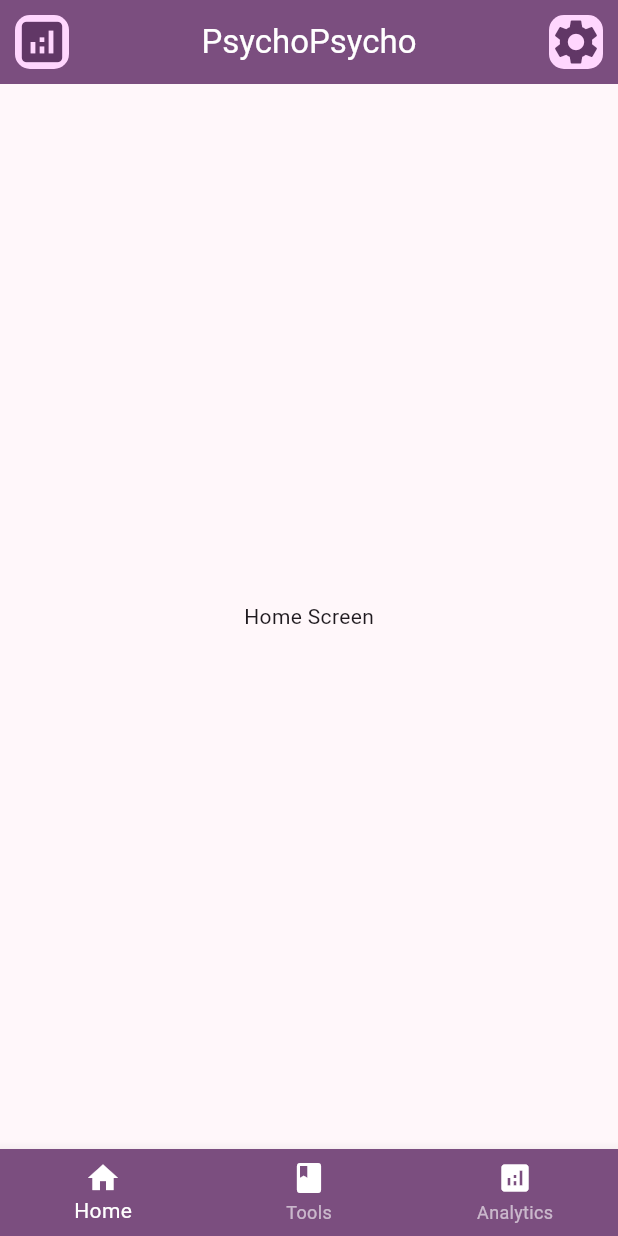
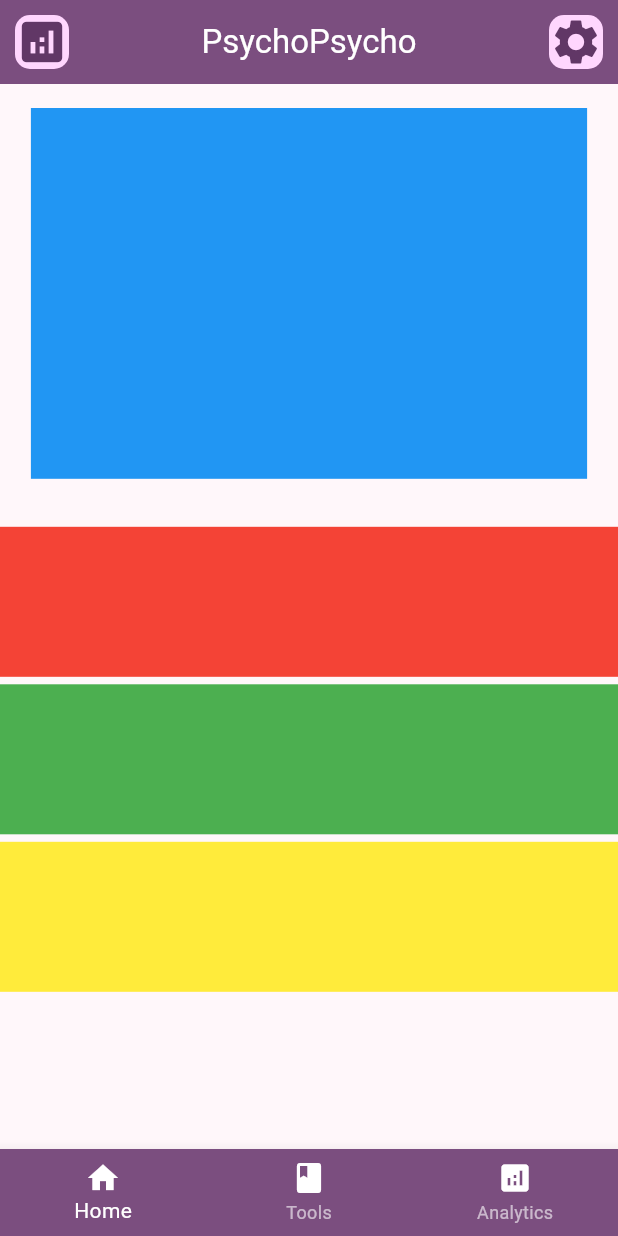
Before and after one commit to DotanElse/psycho-psycho, a Flutter app: the screen it shows after launch, on a phone screen of 412 x 824 dp. Run offline on Flutter 3.47's test engine with Material 2 defaults, Android fonts, the phone set to English and light mode, and no system bars.

Commit message:
Added basic home page and template pages

```diff
--- a/lib/pages/home_body.dart
+++ b/lib/pages/home_body.dart
@@ -1,11 +1,88 @@
 // home_screen.dart
 import 'package:flutter/material.dart';
+import 'package:psycho_psycho/pages/QuestionPage.dart';
+import 'package:psycho_psycho/pages/MathPage.dart';
+import 'package:psycho_psycho/pages/HebrewPage.dart';
+import 'package:psycho_psycho/pages/EnglishPage.dart';
 
 class HomeScreen extends StatelessWidget {
   @override
   Widget build(BuildContext context) {
-    return Center(
-      child: Text('Home Screen'),
+    return Column(
+      children: [
+        // Large container at the top (30% of screen height, 90% width with margin)
+        GestureDetector(
+          onTap: () {
+            // Navigate to the QuestionPage when the blue container is tapped
+            Navigator.push(
+              context,
+              MaterialPageRoute(builder: (context) => QuestionPage()),
+            );
+          },
+          child: Container(
+            margin: EdgeInsets.all(16.0), // Adjust the margin as needed
+            height: MediaQuery.of(context).size.height * 0.3,
+            width: MediaQuery.of(context).size.width * 0.9,
+            color: Colors.blue, // Set the color as needed
+            // Add your content inside the large container
+          ),
+        ),
+        SizedBox(height: 16.0), // Add some spacing between the large container and the smaller blocks
+        // Three smaller colored blocks
+        Expanded(
+          child: Column(
+            children: [
+              GestureDetector(
+                onTap: () {
+                  // Navigate to the MathPage when the red block is tapped
+                  Navigator.push(
+                    context,
+                    MaterialPageRoute(builder: (context) => MathPage()),
+                  );
+                },
+                child: ColoredBlock(color: Colors.red),
+              ),
+              SizedBox(height: 5,),
+              GestureDetector(
+                onTap: () {
+                  // Navigate to the HebrewPage when the green block is tapped
+                  Navigator.push(
+                    context,
+                    MaterialPageRoute(builder: (context) => HebrewPage()),
+                  );
+                },
+                child: ColoredBlock(color: Colors.green),
+              ),
+              SizedBox(height: 5,),
+              GestureDetector(
+                onTap: () {
+                  // Navigate to the EnglishPage when the yellow block is tapped
+                  Navigator.push(
+                    context,
+                    MaterialPageRoute(builder: (context) => EnglishPage()),
+                  );
+                },
+                child: ColoredBlock(color: Colors.yellow),
+              ),
+            ],
+          ),
+        ),
+      ],
     );
   }
 }
+
+class ColoredBlock extends StatelessWidget {
+  final Color color;
+
+  const ColoredBlock({Key? key, required this.color}) : super(key: key);
+
+  @override
+  Widget build(BuildContext context) {
+    return Container(
+      height: 100.0, // Set the height as needed
+      color: color,
+      // Add your content inside each colored block
+    );
+  }
+}
```
Also changed, not shown: lib/pages/EnglishPage.dart (added, +24 -0 lines), lib/pages/HebrewPage.dart (added, +24 -0 lines), lib/pages/MathPage.dart (added, +24 -0 lines), lib/pages/QuestionPage.dart (added, +24 -0 lines).
